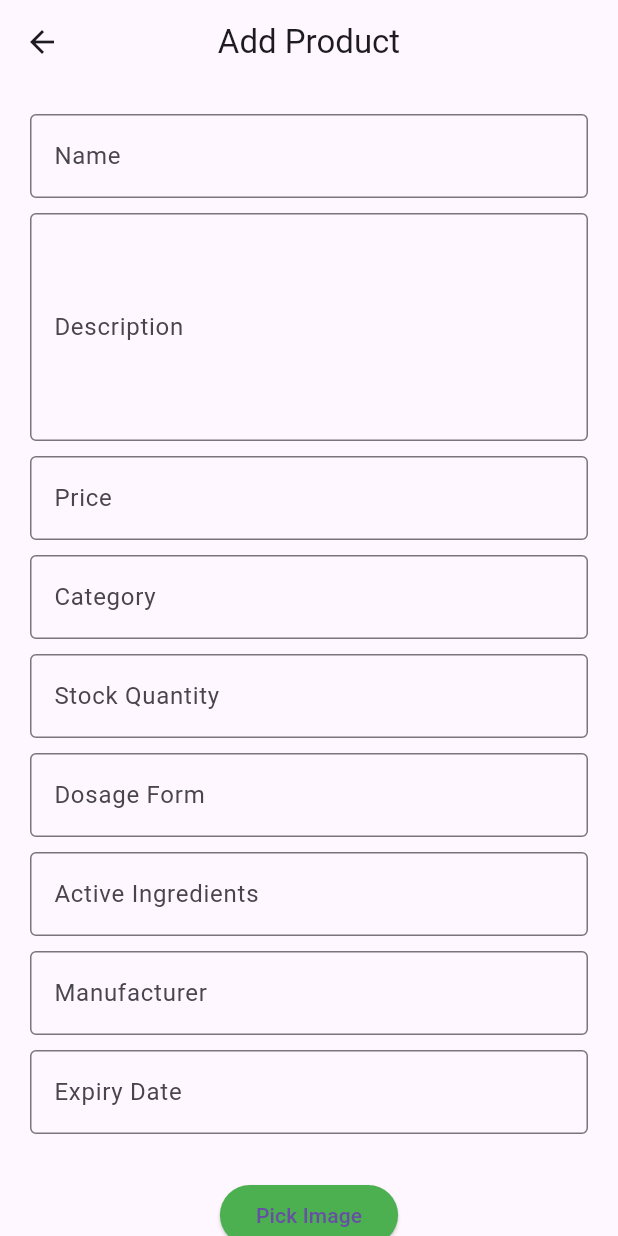
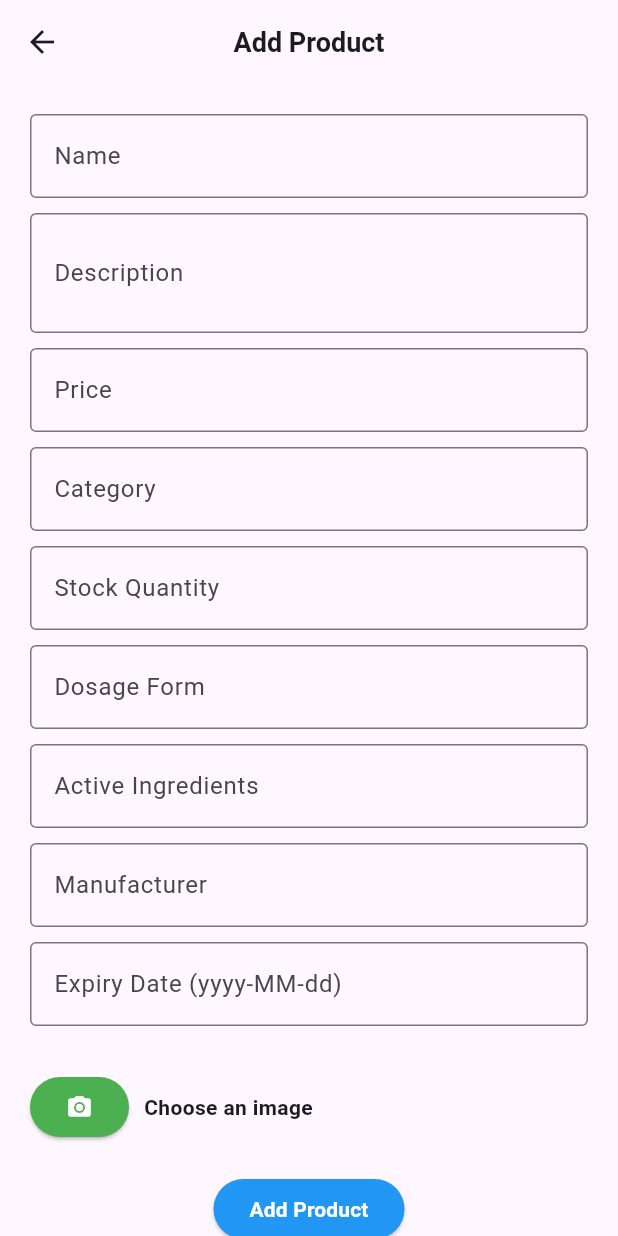
Before and after one commit to NightKing-V/MobAppDevProj---MedicineDeliveryApp, a Flutter app: the AddProduct screen opened directly, on a phone screen of 412 x 824 dp. Run offline on Flutter 3.47's test engine with Material 3 defaults, Android fonts, the phone set to English and light mode, and no system bars; our stand-ins replace image_picker.

Commit message:
minor changes for add product UI

```diff
--- a/Medicinedeliveryapp/lib/pages/pharmacist/add_product.dart
+++ b/Medicinedeliveryapp/lib/pages/pharmacist/add_product.dart
@@ -87,7 +87,7 @@ class _AddProductState extends State<AddProduct> {
   Widget build(BuildContext context) {
     return Scaffold(
       appBar: AppBar(
-        title: Text('Add Product'),
+        title: Text('Add Product',style: TextStyle(fontWeight: FontWeight.bold,fontSize: 18),),
         centerTitle: true,
       ),
       body: SingleChildScrollView( // Allow scrolling for long forms
@@ -117,7 +117,7 @@ class _AddProductState extends State<AddProduct> {
                   labelText: 'Description',
                   border: OutlineInputBorder(),
                 ),
-                maxLines: 5, // Allow multiple lines for description
+                maxLines: 2, // Allow multiple lines for description
                 validator: (value) {
                   if (value == null || value.isEmpty) {
                     return 'Please enter a product description';
@@ -215,7 +215,7 @@ class _AddProductState extends State<AddProduct> {
               TextFormField(
                 controller: _expiryDateController,
                 decoration: InputDecoration(
-                  labelText: 'Expiry Date',
+                  labelText: 'Expiry Date (yyyy-MM-dd)',
                   border: OutlineInputBorder(),
                 ),
                 validator: (value) {
@@ -233,13 +233,20 @@ class _AddProductState extends State<AddProduct> {
                   height: 150,
                 ),
               const SizedBox(height: 10.0),
-              ElevatedButton(
+             Row(
+              children: [
+                 ElevatedButton(
                 onPressed: _getImage,
                 style: ElevatedButton.styleFrom(
                   backgroundColor: Colors.green, // Button color
                 ),
-                child: Text('Pick Image'),
+                child:
+                  Icon(Icons.photo_camera,color: Colors.white,),
               ),
+              SizedBox(width: 10,),
+              Text("Choose an image",style: TextStyle(fontWeight: FontWeight.bold),)
+              ],
+             ),
               const SizedBox(height: 20.0),
               ElevatedButton(
                 onPressed: () {
@@ -248,7 +255,7 @@ class _AddProductState extends State<AddProduct> {
                 style: ElevatedButton.styleFrom(
                   backgroundColor: Colors.blue, // Button color
                 ),
-                child: Text('Submit Product'),
+                child: Text('Add Product',style: TextStyle(fontWeight: FontWeight.bold,color: Colors.white),),
               ),
             ],
           ),
```
